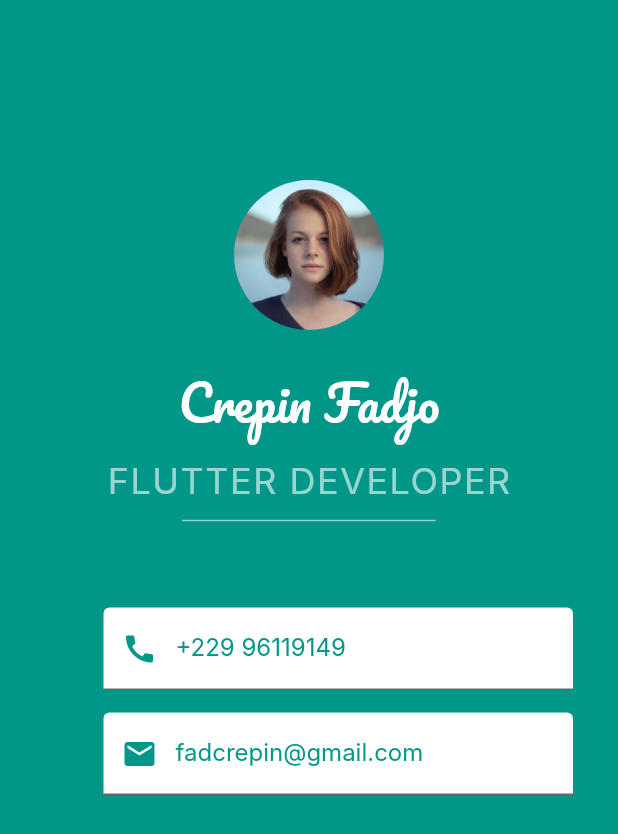
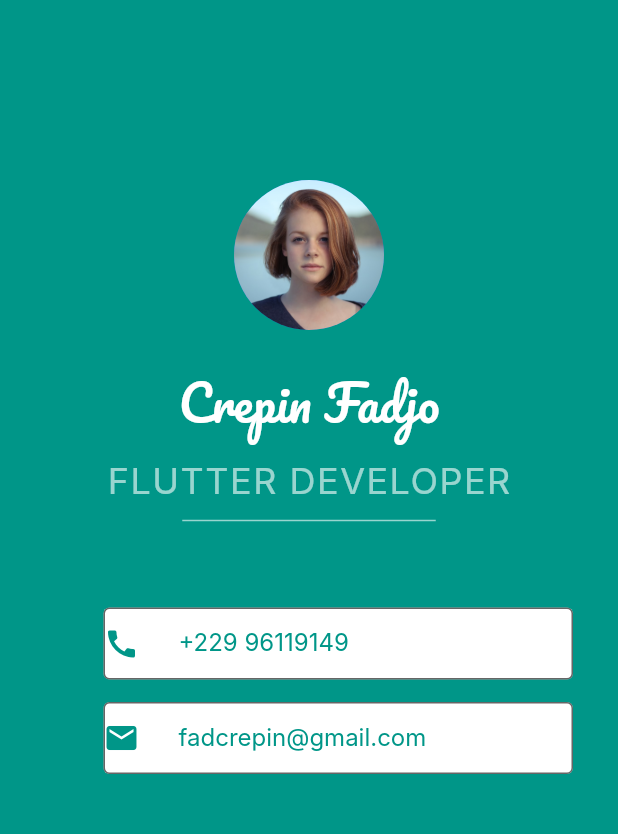
Before and after one commit to nandhinikaruppasamy/card, a Flutter app: the screen it shows after launch, on a phone screen of 412 x 824 dp. Shown: the top 834 px of the screen. Run offline on Flutter 3.47's test engine with Material 2 defaults, Android fonts, the phone set to English and light mode, and no system bars; our stand-ins replace google_fonts; Roboto replaces fonts that are missing (Inter).

Commit message:
initial commit

```diff
--- a/lib/main.dart
+++ b/lib/main.dart
@@ -73,17 +73,21 @@ class MyApp extends StatelessWidget {
                           style: TextStyle(color: Colors.teal),
                           decoration: InputDecoration(
                             labelText: '+229 96119149',
-                            prefixIcon: Icon(
-                              Icons.call,
-                              color: Colors.teal,
+                            prefixIcon: Container(
+                              padding: const EdgeInsets.only(right: 26.0),
+                              child: Icon(
+                                Icons.call,
+                                color: Colors.teal,
+                              ),
                             ),
-                            contentPadding: const EdgeInsets.symmetric(
-                              vertical: 10.0,
-                              horizontal: 20.0,
-                            ),
+                            contentPadding:
+                                const EdgeInsets.fromLTRB(50.0, 0.0, 0.0, 0.0),
                             fillColor: Colors.white,
                             filled: true,
                             labelStyle: TextStyle(color: Colors.teal),
+                            border: OutlineInputBorder(
+                              borderRadius: BorderRadius.circular(4.0),
+                            ),
                           ),
                         ),
                       ),
@@ -97,9 +101,12 @@ class MyApp extends StatelessWidget {
                           style: TextStyle(color: Colors.teal),
                           decoration: InputDecoration(
                             labelText: 'fadcrepin@gmail.com',
-                            prefixIcon: Icon(
-                              Icons.email,
-                              color: Colors.teal,
+                            prefixIcon: Padding(
+                              padding: const EdgeInsets.only(right: 26.0),
+                              child: Icon(
+                                Icons.email,
+                                color: Colors.teal,
+                              ),
                             ),
                             contentPadding: const EdgeInsets.symmetric(
                               vertical: 10.0,
@@ -108,6 +115,9 @@ class MyApp extends StatelessWidget {
                             fillColor: Colors.white,
                             filled: true,
                             labelStyle: TextStyle(color: Colors.teal),
+                            border: OutlineInputBorder(
+                              borderRadius: BorderRadius.circular(4.0),
+                            ),
                           ),
                         ),
                       ),
```
